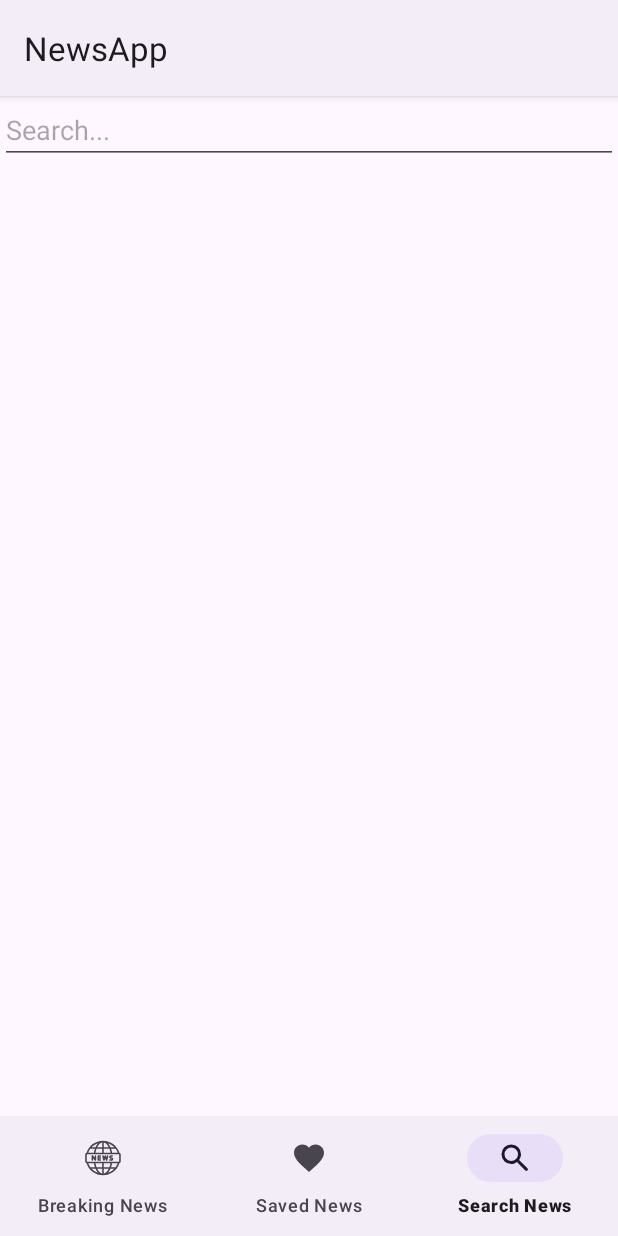
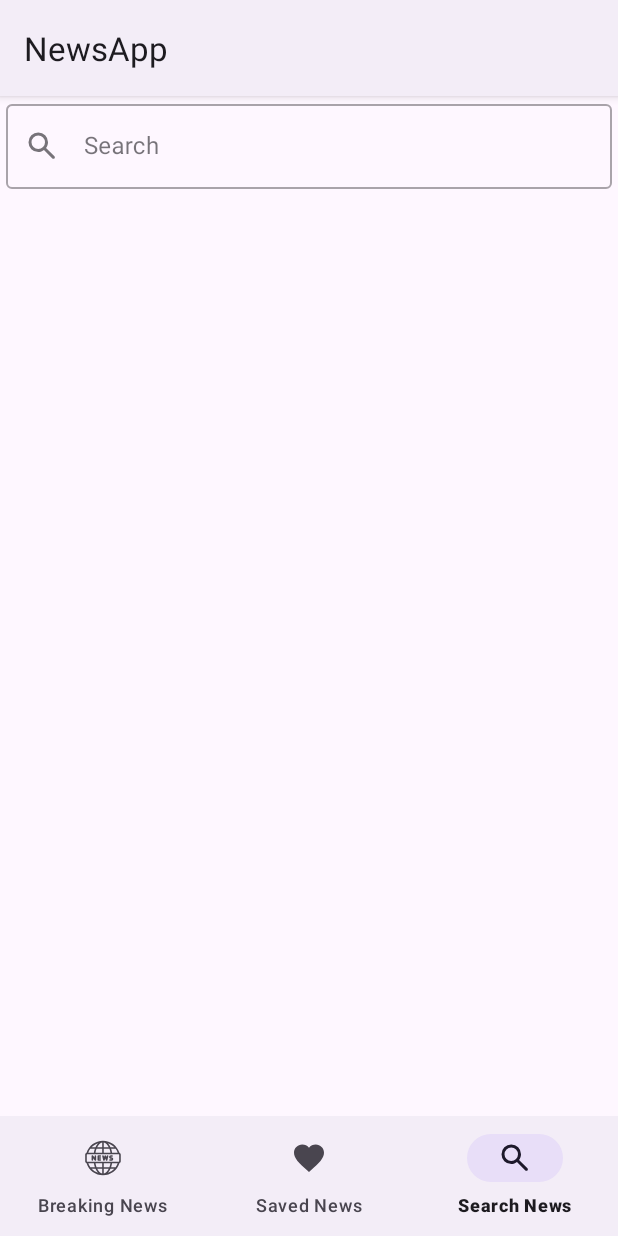
Before and after one commit to MahmoudMostafa580/NewsApp, an Android app: the SearchNewsFragment screen opened through its navigation route, on a phone screen of 412 x 824 dp. Run offline under Robolectric (Android 15) with nearby library versions, the phone set to English and light mode, and no system bars; our stand-ins replace Room's generated code, navigation-ui; pictures from the network do not load.

Commit message:
Change search bar design

```diff
--- a/app/src/main/java/com/mahmoud/newsapp/ui/fragments/SearchNewsFragment.kt
+++ b/app/src/main/java/com/mahmoud/newsapp/ui/fragments/SearchNewsFragment.kt
@@ -69,7 +69,7 @@ class SearchNewsFragment : Fragment() {
          * Delay for listener on search edit text for search query
          */
         var job: Job? = null
-        binding.etSearch.addTextChangedListener { editable ->
+        binding.etSearch.editText?.addTextChangedListener { editable ->
             job?.cancel()
             job = MainScope().launch {
                 delay(SEARCH_NEWS_TIME_DELAY)
--- a/app/src/main/res/layout/fragment_search_news.xml
+++ b/app/src/main/res/layout/fragment_search_news.xml
@@ -5,22 +5,31 @@
     android:layout_width="match_parent"
     android:layout_height="match_parent">
 
-    <EditText
+    <com.google.android.material.textfield.TextInputLayout
         android:id="@+id/etSearch"
+        style="@style/Widget.MaterialComponents.TextInputLayout.OutlinedBox"
         android:layout_width="match_parent"
         android:layout_height="wrap_content"
-        android:hint="Search..."
+        android:layout_marginHorizontal="4dp"
+        android:hint="Search"
         app:layout_constraintEnd_toEndOf="parent"
         app:layout_constraintHorizontal_bias="0.5"
         app:layout_constraintStart_toStartOf="parent"
-        app:layout_constraintTop_toTopOf="parent" />
+        app:layout_constraintTop_toTopOf="parent"
+        app:startIconDrawable="@drawable/ic_search_news">
+
+        <com.google.android.material.textfield.TextInputEditText
+            android:layout_width="match_parent"
+            android:layout_height="wrap_content"
+            android:inputType="text" />
+    </com.google.android.material.textfield.TextInputLayout>
 
     <androidx.recyclerview.widget.RecyclerView
         android:id="@+id/rvSearchNews"
         android:layout_width="match_parent"
         android:layout_height="0dp"
+        android:clipToPadding="false"
         android:paddingBottom="50dp"
-        android:clipToPadding="false"
         app:layout_constraintBottom_toBottomOf="parent"
         app:layout_constraintTop_toBottomOf="@+id/etSearch"
         tools:layout_editor_absoluteX="0dp" />
@@ -30,8 +39,8 @@
         style="?attr/progressBarStyle"
         android:layout_width="wrap_content"
         android:layout_height="wrap_content"
+        android:background="@android:color/transparent"
         android:visibility="invisible"
-        android:background="@android:color/transparent"
         app:layout_constraintBottom_toBottomOf="parent"
         app:layout_constraintEnd_toEndOf="parent"
         app:layout_constraintHorizontal_bias="0.5"
```
